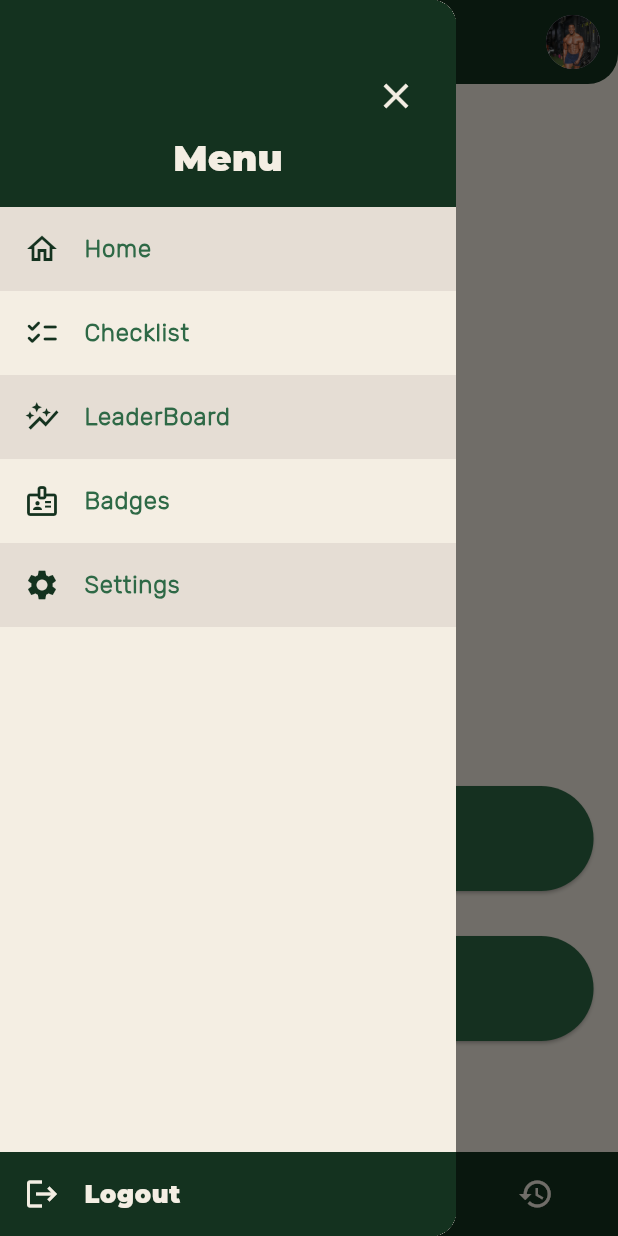
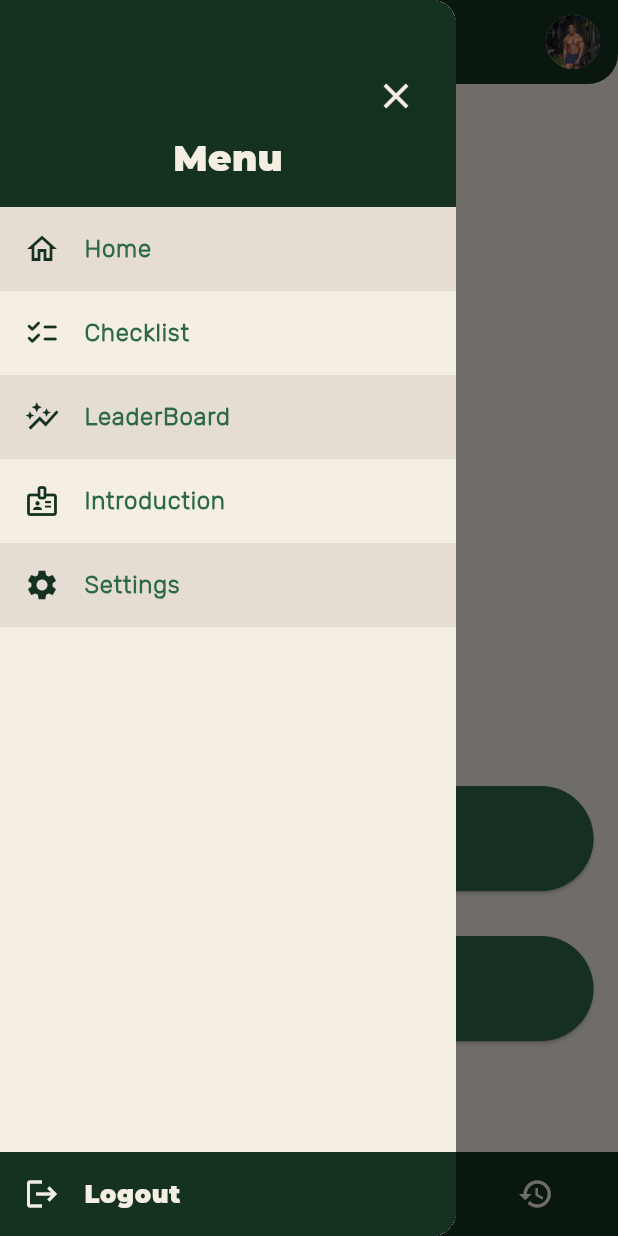
Before and after one commit to marcsaffold17/GetFitApp, a Flutter app: the MyHomePage screen opened directly, with the side drawer open, on a phone screen of 412 x 824 dp. Run offline on Flutter 3.47's test engine with Material 3 defaults, Android fonts, the phone set to English and light mode, and no system bars; drawn by our look-alikes of google_nav_bar; our stand-ins replace cloud_firestore, firebase_core, firebase_storage, fl_chart, image_picker, shared_preferences; accounts and stored records are empty.

Commit message:
Introductory page complete!

```diff
--- a/get_fit_app/lib/view/badge_item.dart
+++ b/get_fit_app/lib/view/badge_item.dart
@@ -27,7 +27,7 @@ class BadgeItem extends StatelessWidget {
               ),
               const SizedBox(height: 8),
               Text(badge.title,
-                  style: const TextStyle(fontWeight: FontWeight.bold)),
+                  style: const TextStyle(fontFamily: "Montserrat")),
               Text(badge.description,
                   style: const TextStyle(color: Colors.grey)),
               if (!badge.isUnlocked)
--- a/get_fit_app/lib/view/badge_screen.dart
+++ b/get_fit_app/lib/view/badge_screen.dart
@@ -34,7 +34,7 @@ class _BadgeScreenState extends State<BadgeScreen> implements BadgeView {
   Widget build(BuildContext context) {
     return Scaffold(
       appBar: AppBar(
-        title: const Text('My Badges', style: TextStyle(color: Color(0xFFF4EEE3))),
+        title: const Text('Introductary Page', style: TextStyle(color: Color(0xFFF4EEE3))),
         centerTitle: true,
         backgroundColor: const Color.fromARGB(233, 20, 50, 31),
         iconTheme: const IconThemeData(color: Color(0xFFF4EEE3)),
--- a/get_fit_app/lib/view/nav_bar.dart
+++ b/get_fit_app/lib/view/nav_bar.dart
@@ -122,7 +122,7 @@ class NavBar extends StatelessWidget {
                     Icons.badge_outlined,
                     color: Color.fromARGB(255, 20, 50, 31),
                   ),
-                  title: Text("Badges", style: NavTextStyle()),
+                  title: Text("Introduction", style: NavTextStyle()),
                   onTap: () {
                     Navigator.push(
                       context,
```
